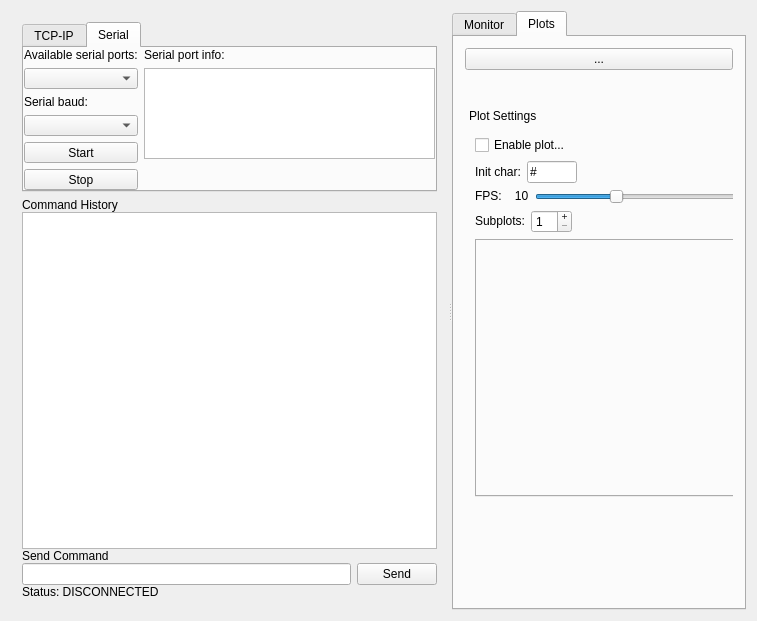
Above: widget.ui from mrkrb/realtime_plot before the change. Below: the same form after it.
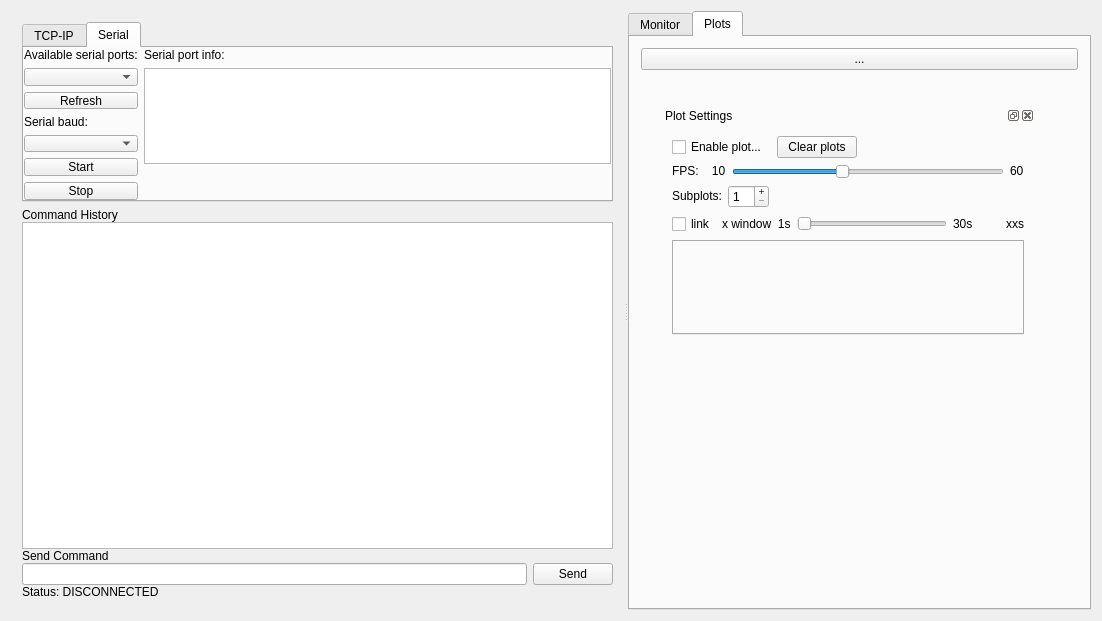
That is the form after the change. The open tabs and pages were chosen to show the change. Custom widgets are drawn as their Qt base class.

```diff
--- a/widget.ui
+++ b/widget.ui
@@ -6,7 +6,7 @@
    <rect>
     <x>0</x>
     <y>0</y>
-    <width>757</width>
+    <width>1102</width>
     <height>621</height>
    </rect>
   </property>
@@ -26,11 +26,11 @@
          <property name="maximumSize">
           <size>
            <width>16777215</width>
-           <height>170</height>
+           <height>180</height>
           </size>
          </property>
          <property name="currentIndex">
-          <number>0</number>
+          <number>1</number>
          </property>
          <widget class="QWidget" name="tab_tcpip">
           <property name="maximumSize">
@@ -126,7 +126,6 @@
            </item>
           </layout>
           <zorder></zorder>
-          <zorder></zorder>
          </widget>
          <widget class="QWidget" name="tab_serial">
           <property name="maximumSize">
@@ -163,6 +162,13 @@
              <item>
               <widget class="QComboBox" name="comboBox_serial_available"/>
              </item>
+             <item>
+              <widget class="QPushButton" name="pushButton_refresh_serial">
+               <property name="text">
+                <string>Refresh</string>
+               </property>
+              </widget>
+             </item>
              <item>
               <widget class="QLabel" name="label_serila_baud">
                <property name="text">
@@ -255,7 +261,7 @@
            <property name="minimumSize">
             <size>
              <width>0</width>
-             <height>300</height>
+             <height>250</height>
             </size>
            </property>
           </widget>
@@ -300,7 +306,7 @@
        <enum>QTabWidget::Rounded</enum>
       </property>
       <property name="currentIndex">
-       <number>0</number>
+       <number>1</number>
       </property>
       <property name="elideMode">
        <enum>Qt::ElideRight</enum>
@@ -367,6 +373,13 @@
             </property>
            </spacer>
           </item>
+          <item>
+           <widget class="QPushButton" name="pushButton_clear">
+            <property name="text">
+             <string>Clear</string>
+            </property>
+           </widget>
+          </item>
           <item>
            <widget class="QPushButton" name="pushButton_saveIncomingData">
             <property name="text">
@@ -395,10 +408,10 @@
           <widget class="QDockWidget" name="dockWidget">
            <property name="geometry">
             <rect>
-             <x>0</x>
+             <x>20</x>
              <y>30</y>
-             <width>301</width>
-             <height>401</height>
+             <width>374</width>
+             <height>240</height>
             </rect>
            </property>
            <property name="floating">
@@ -411,21 +424,12 @@
             <string>Plot Settings</string>
            </property>
            <widget class="QWidget" name="dockWidgetContents">
-            <layout class="QVBoxLayout" name="verticalLayout_11">
-             <property name="leftMargin">
-              <number>10</number>
-             </property>
-             <property name="topMargin">
-              <number>10</number>
-             </property>
-             <property name="rightMargin">
-              <number>10</number>
-             </property>
-             <property name="bottomMargin">
-              <number>10</number>
-             </property>
+            <layout class="QVBoxLayout" name="verticalLayout_7">
              <item>
               <layout class="QHBoxLayout" name="horizontalLayout_8">
+               <property name="spacing">
+                <number>10</number>
+               </property>
                <item>
                 <widget class="QCheckBox" name="checkBox_enablePlot">
                  <property name="text">
@@ -434,50 +438,20 @@
                 </widget>
                </item>
                <item>
-                <spacer name="horizontalSpacer_2">
-                 <property name="orientation">
-                  <enum>Qt::Horizontal</enum>
-                 </property>
-                 <property name="sizeHint" stdset="0">
-                  <size>
-                   <width>40</width>
-                   <height>20</height>
-                  </size>
-                 </property>
-                </spacer>
-               </item>
-              </layout>
-             </item>
-             <item>
-              <layout class="QHBoxLayout" name="horizontalLayout_10">
-               <item>
-                <widget class="QLabel" name="label_initChar">
-                 <property name="sizePolicy">
-                  <sizepolicy hsizetype="Fixed" vsizetype="Fixed">
-                   <horstretch>0</horstretch>
-                   <verstretch>0</verstretch>
-                  </sizepolicy>
-                 </property>
-                 <property name="text">
-                  <string>Init char:</string>
-                 </property>
-                </widget>
-               </item>
-               <item>
-                <widget class="QLineEdit" name="lineEdit_initChar">
+                <widget class="QPushButton" name="pushButton_clearPlots">
                  <property name="maximumSize">
                   <size>
-                   <width>50</width>
-                   <height>16777215</height>
+                   <width>16777215</width>
+                   <height>30</height>
                   </size>
                  </property>
                  <property name="text">
-                  <string>#</string>
+                  <string>Clear plots</string>
                  </property>
                 </widget>
                </item>
                <item>
-                <spacer name="horizontalSpacer_5">
+                <spacer name="horizontalSpacer_2">
                  <property name="orientation">
                   <enum>Qt::Horizontal</enum>
                  </property>
@@ -580,6 +554,76 @@
                </item>
               </layout>
              </item>
+             <item>
+              <layout class="QHBoxLayout" name="horizontalLayout_xWindowLink">
+               <item>
+                <widget class="QCheckBox" name="checkBox_xWindowLink">
+                 <property name="text">
+                  <string>link</string>
+                 </property>
+                </widget>
+               </item>
+               <item>
+                <widget class="QLabel" name="label_xWindowLink_min">
+                 <property name="text">
+                  <string>x window  1s</string>
+                 </property>
+                </widget>
+               </item>
+               <item>
+                <widget class="QSlider" name="horizontalSlider_xWindowLink">
+                 <property name="minimumSize">
+                  <size>
+                   <width>150</width>
+                   <height>0</height>
+                  </size>
+                 </property>
+                 <property name="minimum">
+                  <number>100</number>
+                 </property>
+                 <property name="maximum">
+                  <number>3000</number>
+                 </property>
+                 <property name="value">
+                  <number>100</number>
+                 </property>
+                 <property name="orientation">
+                  <enum>Qt::Horizontal</enum>
+                 </property>
+                </widget>
+               </item>
+               <item>
+                <widget class="QLabel" name="label_xWindowLink_max">
+                 <property name="text">
+                  <string>30s</string>
+                 </property>
+                </widget>
+               </item>
+               <item>
+                <spacer name="horizontalSpacer_6">
+                 <property name="orientation">
+                  <enum>Qt::Horizontal</enum>
+                 </property>
+                 <property name="sizeHint" stdset="0">
+                  <size>
+                   <width>40</width>
+                   <height>20</height>
+                  </size>
+                 </property>
+                </spacer>
+               </item>
+               <item>
+                <widget class="QLabel" name="label_xWindowLink">
+                 <property name="text">
+                  <string>xxs</string>
+                 </property>
+                 <property name="alignment">
+                  <set>Qt::AlignRight|Qt::AlignTrailing|Qt::AlignVCenter</set>
+                 </property>
+                </widget>
+               </item>
+              </layout>
+             </item>
              <item>
               <widget class="QTabWidget" name="tabWidget_subplot">
                <property name="currentIndex">
```
